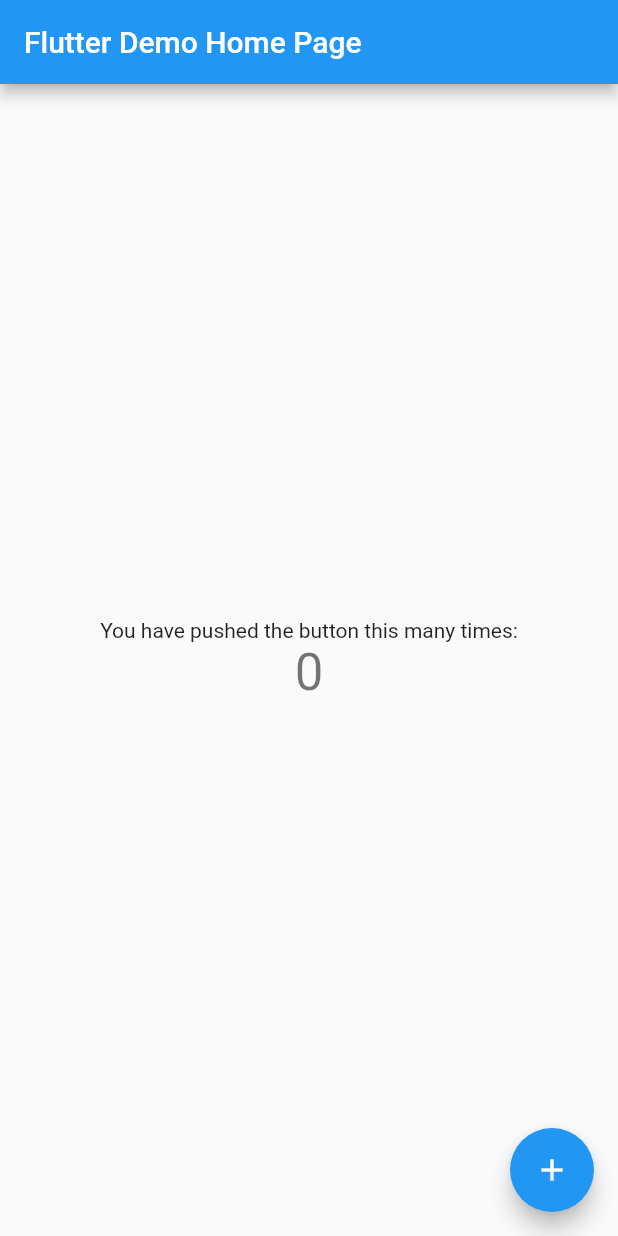
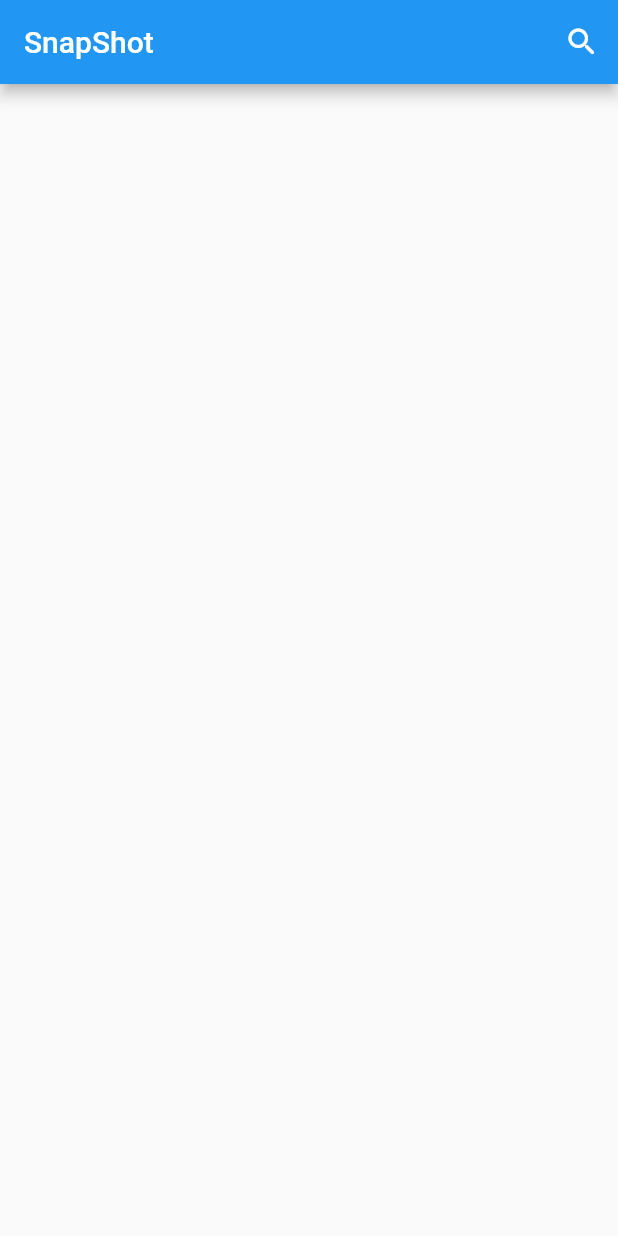
Before and after one commit to MahmoudAlMarashdy/snapshot, a Flutter app: the screen it shows after launch, on a phone screen of 412 x 824 dp. Run offline on Flutter 3.47's test engine with Material 2 defaults, Android fonts, the phone set to English and light mode, and no system bars.

Commit message:
homepage commit

```diff
--- /dev/null
+++ b/lib/core/home_page.dart
@@ -0,0 +1,21 @@
+import 'package:flutter/material.dart';
+
+class HomePage extends StatelessWidget {
+  const HomePage({Key? key}) : super(key: key);
+
+  @override
+  Widget build(BuildContext context) {
+    return Scaffold(
+      appBar: AppBar(
+        centerTitle: false,
+        title: Text("SnapShot"),
+        actions: [
+          IconButton(onPressed: (){}, icon: Icon(Icons.search_rounded))
+        ],
+      ),
+      body: Column(
+
+      ),
+    );
+  }
+}
--- a/lib/main.dart
+++ b/lib/main.dart
@@ -1,4 +1,6 @@
 import 'package:flutter/material.dart';
+
+import 'core/home_page.dart';
 
 void main() {
   runApp(const MyApp());
@@ -6,110 +8,14 @@ void main() {
 
 class MyApp extends StatelessWidget {
   const MyApp({super.key});
-
-  // This widget is the root of your application.
   @override
   Widget build(BuildContext context) {
     return MaterialApp(
-      title: 'Flutter Demo',
       theme: ThemeData(
-        // This is the theme of your application.
-        //
-        // Try running your application with "flutter run". You'll see the
-        // application has a blue toolbar. Then, without quitting the app, try
-        // changing the primarySwatch below to Colors.green and then invoke
-        // "hot reload" (press "r" in the console where you ran "flutter run",
-        // or simply save your changes to "hot reload" in a Flutter IDE).
-        // Notice that the counter didn't reset back to zero; the application
-        // is not restarted.
-        primarySwatch: Colors.blue,
+        useMaterial3: false
       ),
-      home: const MyHomePage(title: 'Flutter Demo Home Page'),
+      debugShowCheckedModeBanner: false,
+      home: HomePage(),
     );
   }
 }
-
-class MyHomePage extends StatefulWidget {
-  const MyHomePage({super.key, required this.title});
-
-  // This widget is the home page of your application. It is stateful, meaning
-  // that it has a State object (defined below) that contains fields that affect
-  // how it looks.
-
-  // This class is the configuration for the state. It holds the values (in this
-  // case the title) provided by the parent (in this case the App widget) and
-  // used by the build method of the State. Fields in a Widget subclass are
-  // always marked "final".
-
-  final String title;
-
-  @override
-  State<MyHomePage> createState() => _MyHomePageState();
-}
-
-class _MyHomePageState extends State<MyHomePage> {
-  int _counter = 0;
-
-  void _incrementCounter() {
-    setState(() {
-      // This call to setState tells the Flutter framework that something has
-      // changed in this State, which causes it to rerun the build method below
-      // so that the display can reflect the updated values. If we changed
-      // _counter without calling setState(), then the build method would not be
-      // called again, and so nothing would appear to happen.
-      _counter++;
-    });
-  }
-
-  @override
-  Widget build(BuildContext context) {
-    // This method is rerun every time setState is called, for instance as done
-    // by the _incrementCounter method above.
-    //
-    // The Flutter framework has been optimized to make rerunning build methods
-    // fast, so that you can just rebuild anything that needs updating rather
-    // than having to individually change instances of widgets.
-    return Scaffold(
-      appBar: AppBar(
-        // Here we take the value from the MyHomePage object that was created by
-        // the App.build method, and use it to set our appbar title.
-        title: Text(widget.title),
-      ),
-      body: Center(
-        // Center is a layout widget. It takes a single child and positions it
-        // in the middle of the parent.
-        child: Column(
-          // Column is also a layout widget. It takes a list of children and
-          // arranges them vertically. By default, it sizes itself to fit its
-          // children horizontally, and tries to be as tall as its parent.
-          //
-          // Invoke "debug painting" (press "p" in the console, choose the
-          // "Toggle Debug Paint" action from the Flutter Inspector in Android
-          // Studio, or the "Toggle Debug Paint" command in Visual Studio Code)
-          // to see the wireframe for each widget.
-          //
-          // Column has various properties to control how it sizes itself and
-          // how it positions its children. Here we use mainAxisAlignment to
-          // center the children vertically; the main axis here is the vertical
-          // axis because Columns are vertical (the cross axis would be
-          // horizontal).
-          mainAxisAlignment: MainAxisAlignment.center,
-          children: <Widget>[
-            const Text(
-              'You have pushed the button this many times:',
-            ),
-            Text(
-              '$_counter',
-              style: Theme.of(context).textTheme.headlineMedium,
-            ),
-          ],
-        ),
-      ),
-      floatingActionButton: FloatingActionButton(
-        onPressed: _incrementCounter,
-        tooltip: 'Increment',
-        child: const Icon(Icons.add),
-      ), // This trailing comma makes auto-formatting nicer for build methods.
-    );
-  }
-}
```
